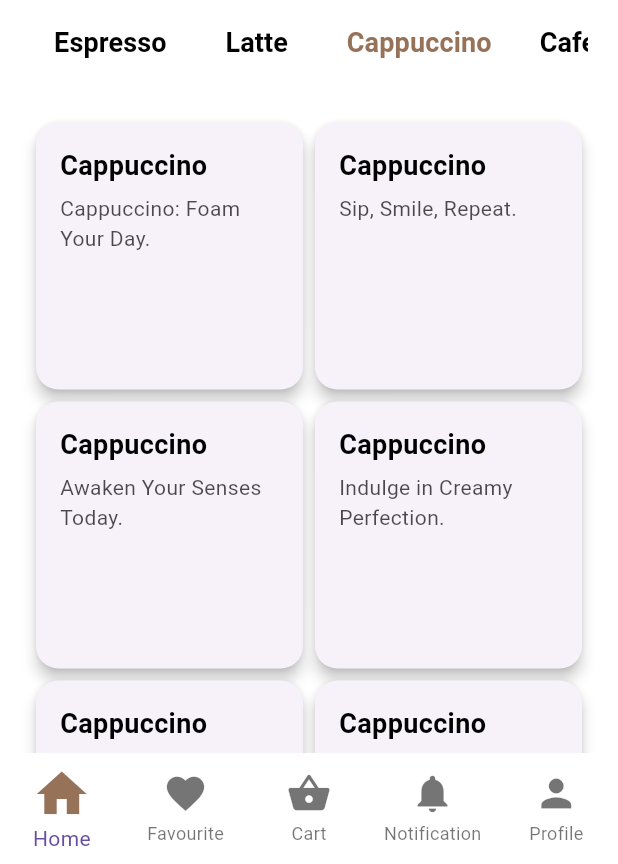
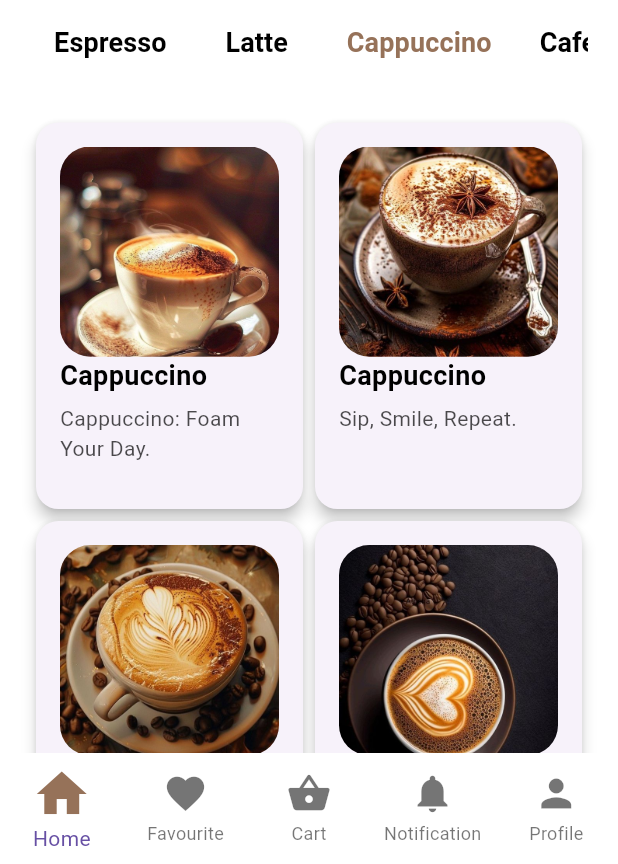
Before and after one commit to CSI-Trainee-2024/Task5_Naman_2312090, a Flutter app: the BottomNavigation screen opened directly, after a tap on "Latte", after a tap on "Cappuccino", on a phone screen of 412 x 824 dp, the part 372-1236 px from its top. Run offline on Flutter 3.47's test engine with Material 3 defaults, Android fonts, the phone set to English and light mode, and no system bars; our stand-ins replace font_awesome_flutter; Roboto replaces fonts that are missing (Poppins).

Commit message:
added te images in each coffee types

```diff
--- a/lib/subScreens/coffee.dart
+++ b/lib/subScreens/coffee.dart
@@ -34,7 +34,12 @@ class _CoffeeSelectionState extends State<CoffeeSelection> {
       "description4": "Comfort in Every Creamy Sip",
       "description5": "Elevate Your Coffee Ritual.",
       "description6": "Indulge in Every Sip.",
-      "image": "assets/images/latte.png",
+      "image1": "assets/images/latte1.png",
+      "image2": "assets/images/latte2.png",
+      "image3": "assets/images/latte3.png",
+      "image4": "assets/images/latte4.png",
+      "image5": "assets/images/latte5.png",
+      "image6": "assets/images/latte6.png",
     },
     {
       "name": "Cappuccino",
@@ -44,7 +49,12 @@ class _CoffeeSelectionState extends State<CoffeeSelection> {
       "description4": "Indulge in Creamy Perfection.",
       "description5": "Warmth in Every Mug.",
       "description6": "Savor the Creamy Dream.",
-      "image": "assets/images/cappuccino.png",
+      "image1": "assets/images/capp1.png",
+      "image2": "assets/images/capp2.png",
+      "image3": "assets/images/capp3.png",
+      "image4": "assets/images/capp4.png",
+      "image5": "assets/images/capp5.png",
+      "image6": "assets/images/capp6.png",
     },
     {
       "name": "Cafetiere",
@@ -54,7 +64,12 @@ class _CoffeeSelectionState extends State<CoffeeSelection> {
       "description4": "Press for Coffee, Press for Life.",
       "description5": "Experience Coffee, Unfiltered Joy.",
       "description6": "Elevate Your Coffee Ritual.",
-      "image": "assets/images/cafetiere.png",
+      "image1": "assets/images/cafe1.png",
+      "image2": "assets/images/cafe2.png",
+      "image3": "assets/images/cafe3.png",
+      "image4": "assets/images/cafe4.png",
+      "image5": "assets/images/cafe5.png",
+      "image6": "assets/images/cafe6.png",
     },
   ];
 
@@ -112,20 +127,30 @@ class _CoffeeSelectionState extends State<CoffeeSelection> {
   Widget CoffeeDetails() {
     return Container(
       height: MediaQuery.of(context).size.height,
+      child: Expanded(
         child: GridView(
-        gridDelegate:
-            SliverGridDelegateWithFixedCrossAxisCount(crossAxisCount: 2),
+          gridDelegate: SliverGridDelegateWithFixedCrossAxisCount(
+              crossAxisCount: 2, childAspectRatio: 0.7),
           children: [
             Card(
               elevation: 4,
-            shape:
-                RoundedRectangleBorder(borderRadius: BorderRadius.circular(15)),
+              shape: RoundedRectangleBorder(
+                  borderRadius: BorderRadius.circular(15)),
               child: Padding(
                 padding: const EdgeInsets.all(16.0),
                 child: Column(
-                mainAxisSize: MainAxisSize.min,
+                  mainAxisSize: MainAxisSize.max,
                   crossAxisAlignment: CrossAxisAlignment.start,
                   children: [
+                    Container(
+                      height: MediaQuery.of(context).size.height * 0.17,
+                      width: double.infinity,
+                      decoration: BoxDecoration(
+                          borderRadius: BorderRadius.circular(20),
+                          image: DecorationImage(
+                              fit: BoxFit.cover,
+                              image: AssetImage(selectedCoffee!["image1"]!))),
+                    ),
                     Text(
                       selectedCoffee!["name"]!,
                       style: textTheme.lightTextTheme.headlineMedium,
@@ -141,14 +166,23 @@ class _CoffeeSelectionState extends State<CoffeeSelection> {
             ),
             Card(
               elevation: 4,
-            shape:
-                RoundedRectangleBorder(borderRadius: BorderRadius.circular(15)),
+              shape: RoundedRectangleBorder(
+                  borderRadius: BorderRadius.circular(15)),
               child: Padding(
                 padding: const EdgeInsets.all(16.0),
                 child: Column(
                   mainAxisSize: MainAxisSize.min,
                   crossAxisAlignment: CrossAxisAlignment.start,
                   children: [
+                    Container(
+                      height: MediaQuery.of(context).size.height * 0.17,
+                      width: double.infinity,
+                      decoration: BoxDecoration(
+                          borderRadius: BorderRadius.circular(20),
+                          image: DecorationImage(
+                              fit: BoxFit.cover,
+                              image: AssetImage(selectedCoffee!["image2"]!))),
+                    ),
                     Text(
                       selectedCoffee!["name"]!,
                       style: textTheme.lightTextTheme.headlineMedium,
@@ -164,14 +198,23 @@ class _CoffeeSelectionState extends State<CoffeeSelection> {
             ),
             Card(
               elevation: 4,
-            shape:
-                RoundedRectangleBorder(borderRadius: BorderRadius.circular(15)),
+              shape: RoundedRectangleBorder(
+                  borderRadius: BorderRadius.circular(15)),
               child: Padding(
                 padding: const EdgeInsets.all(16.0),
                 child: Column(
                   mainAxisSize: MainAxisSize.min,
                   crossAxisAlignment: CrossAxisAlignment.start,
                   children: [
+                    Container(
+                      height: MediaQuery.of(context).size.height * 0.17,
+                      width: double.infinity,
+                      decoration: BoxDecoration(
+                          borderRadius: BorderRadius.circular(20),
+                          image: DecorationImage(
+                              fit: BoxFit.cover,
+                              image: AssetImage(selectedCoffee!["image3"]!))),
+                    ),
                     Text(
                       selectedCoffee!["name"]!,
                       style: textTheme.lightTextTheme.headlineMedium,
@@ -187,14 +230,23 @@ class _CoffeeSelectionState extends State<CoffeeSelection> {
             ),
             Card(
               elevation: 4,
-            shape:
-                RoundedRectangleBorder(borderRadius: BorderRadius.circular(15)),
+              shape: RoundedRectangleBorder(
+                  borderRadius: BorderRadius.circular(15)),
               child: Padding(
                 padding: const EdgeInsets.all(16.0),
                 child: Column(
                   mainAxisSize: MainAxisSize.min,
                   crossAxisAlignment: CrossAxisAlignment.start,
                   children: [
+                    Container(
+                      height: MediaQuery.of(context).size.height * 0.17,
+                      width: double.infinity,
+                      decoration: BoxDecoration(
+                          borderRadius: BorderRadius.circular(20),
+                          image: DecorationImage(
+                              fit: BoxFit.cover,
+                              image: AssetImage(selectedCoffee!["image4"]!))),
+                    ),
                     Text(
                       selectedCoffee!["name"]!,
                       style: textTheme.lightTextTheme.headlineMedium,
@@ -210,14 +262,23 @@ class _CoffeeSelectionState extends State<CoffeeSelection> {
             ),
             Card(
               elevation: 4,
-            shape:
-                RoundedRectangleBorder(borderRadius: BorderRadius.circular(15)),
+              shape: RoundedRectangleBorder(
+                  borderRadius: BorderRadius.circular(15)),
               child: Padding(
                 padding: const EdgeInsets.all(16.0),
                 child: Column(
                   mainAxisSize: MainAxisSize.min,
                   crossAxisAlignment: CrossAxisAlignment.start,
                   children: [
+                    Container(
+                      height: MediaQuery.of(context).size.height * 0.17,
+                      width: double.infinity,
+                      decoration: BoxDecoration(
+                          borderRadius: BorderRadius.circular(20),
+                          image: DecorationImage(
+                              fit: BoxFit.cover,
+                              image: AssetImage(selectedCoffee!["image5"]!))),
+                    ),
                     Text(
                       selectedCoffee!["name"]!,
                       style: textTheme.lightTextTheme.headlineMedium,
@@ -233,14 +294,23 @@ class _CoffeeSelectionState extends State<CoffeeSelection> {
             ),
             Card(
               elevation: 4,
-            shape:
-                RoundedRectangleBorder(borderRadius: BorderRadius.circular(15)),
+              shape: RoundedRectangleBorder(
+                  borderRadius: BorderRadius.circular(15)),
               child: Padding(
                 padding: const EdgeInsets.all(16.0),
                 child: Column(
                   mainAxisSize: MainAxisSize.min,
                   crossAxisAlignment: CrossAxisAlignment.start,
                   children: [
+                    Container(
+                      height: MediaQuery.of(context).size.height * 0.17,
+                      width: double.infinity,
+                      decoration: BoxDecoration(
+                          borderRadius: BorderRadius.circular(20),
+                          image: DecorationImage(
+                              fit: BoxFit.cover,
+                              image: AssetImage(selectedCoffee!["image6"]!))),
+                    ),
                     Text(
                       selectedCoffee!["name"]!,
                       style: textTheme.lightTextTheme.headlineMedium,
@@ -256,6 +326,7 @@ class _CoffeeSelectionState extends State<CoffeeSelection> {
             )
           ],
         ),
+      ),
     );
   }
 }
```
Also changed, not shown: assets/images/cafe1.png (added), assets/images/cafe2.png (added), assets/images/cafe3.png (added), assets/images/cafe4.png (added), assets/images/cafe5.png (added), assets/images/cafe6.png (added), assets/images/capp1.png (added), assets/images/capp2.png (added), assets/images/capp3.png (added), assets/images/capp4.png (added), assets/images/capp5.png (added), assets/images/capp6.png (added), assets/images/latte1.png (added), assets/images/latte4.png (added), 4 other files. Lines whose indentation alone changed are shown as unchanged.
